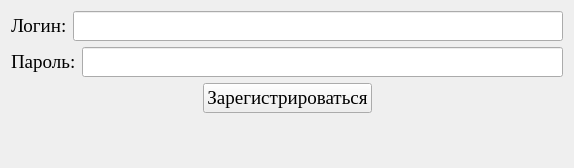
Above: ui/sign_up_dialog.ui from SwiftyKey/CostAccounting before the change. Below: the same form after it.
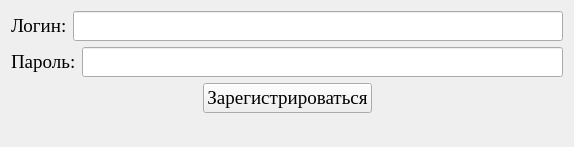
That is the form after the change.

What changed in the file:
```diff
--- a/ui/sign_up_dialog.ui
+++ b/ui/sign_up_dialog.ui
@@ -7,7 +7,7 @@
     <x>0</x>
     <y>0</y>
     <width>574</width>
-    <height>168</height>
+    <height>147</height>
    </rect>
   </property>
   <property name="font">
@@ -91,6 +91,12 @@
    </item>
    <item>
     <widget class="QLabel" name="status">
+     <property name="font">
+      <font>
+       <family>MS Shell Dlg 2</family>
+       <pointsize>8</pointsize>
+      </font>
+     </property>
      <property name="text">
       <string/>
      </property>
```
